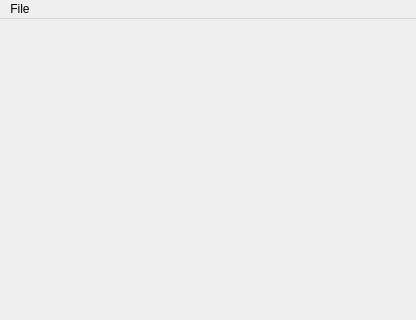
Technohamster-py/dm-assist, file mainwindow.ui: the form before one commit; both pictures show x 0 to 416 and y 0 to 320 of the 416 by 531 pixel window.
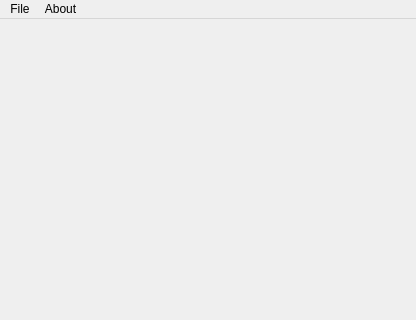
The form after the commit.

Commit message: Добавлены ссылки на страницу репозитория и донат

Patch:
```diff
--- a/mainwindow.ui
+++ b/mainwindow.ui
@@ -45,7 +45,15 @@
     <addaction name="separator"/>
     <addaction name="actionSettings"/>
    </widget>
+   <widget class="QMenu" name="menuAbout">
+    <property name="title">
+     <string>About</string>
+    </property>
+    <addaction name="actionHelp"/>
+    <addaction name="actionDonate"/>
+   </widget>
    <addaction name="menuFile"/>
+   <addaction name="menuAbout"/>
   </widget>
   <widget class="QStatusBar" name="statusbar"/>
   <action name="actionSave">
```
Left out of the diff: 10 changed lines with no effect on the pictures. The commit also changes 2 other files.
